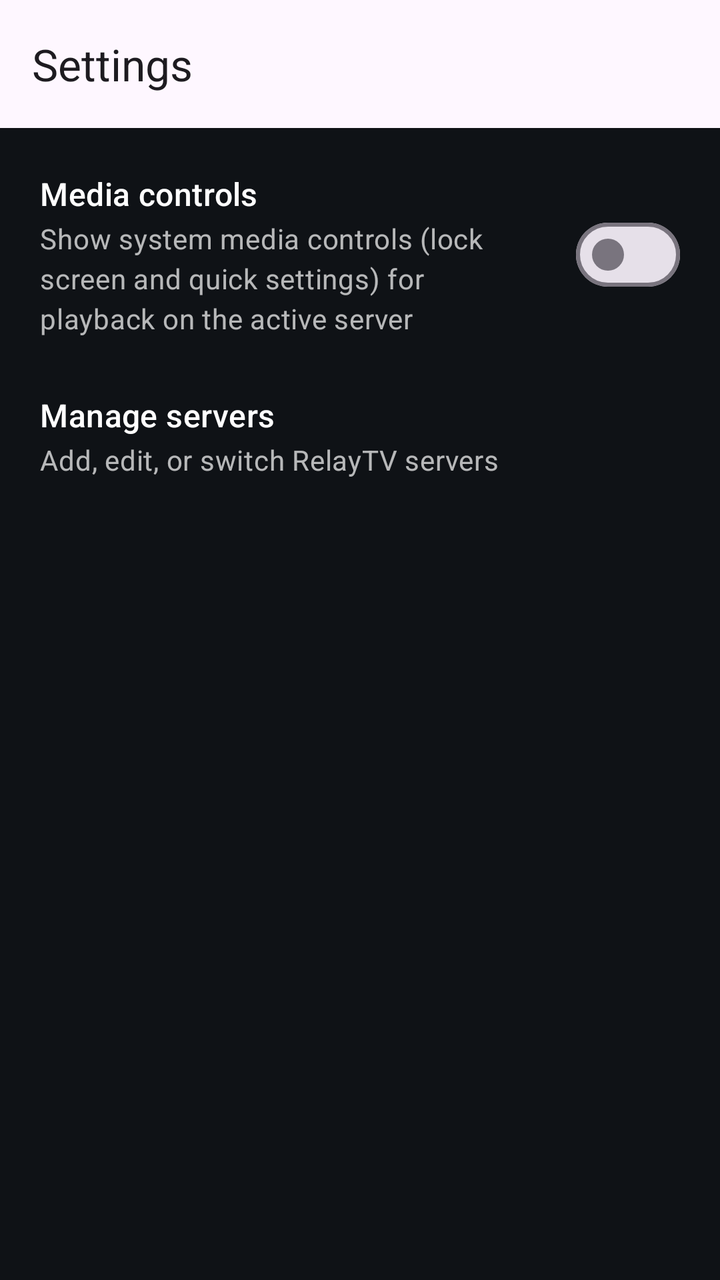
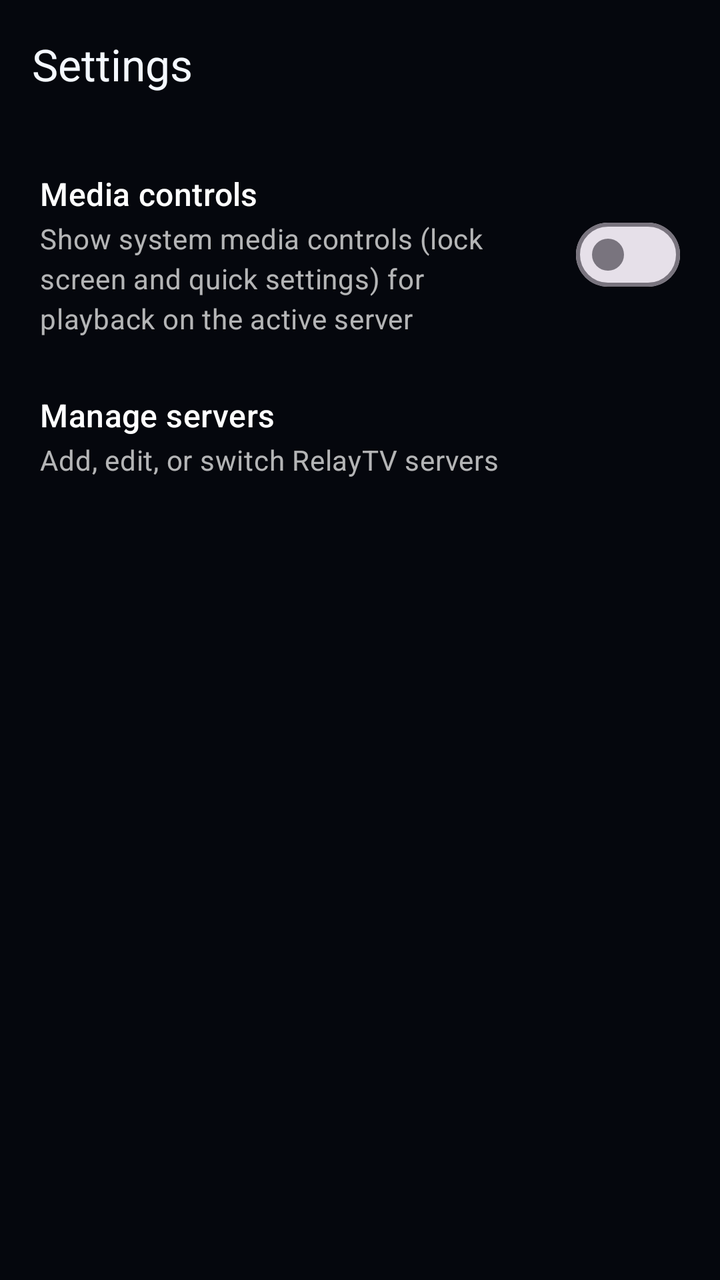

The first picture is an Android layout as it rendered before a commit; the second is the same layout after the commit. The layout source and the unified diff follow.
<!-- AndroidManifest.xml: activity theme Theme.RelayTV.NoActionBar -->
<!-- res/layout/activity_settings.xml -->
<?xml version="1.0" encoding="utf-8"?>
<androidx.coordinatorlayout.widget.CoordinatorLayout xmlns:android="http://schemas.android.com/apk/res/android"
    xmlns:app="http://schemas.android.com/apk/res-auto"
    android:layout_width="match_parent"
    android:layout_height="match_parent">

    <com.google.android.material.appbar.AppBarLayout
        android:id="@+id/appBar"
        android:layout_width="match_parent"
        android:layout_height="wrap_content">

        <com.google.android.material.appbar.MaterialToolbar
            android:id="@+id/toolbar"
            android:layout_width="match_parent"
            android:layout_height="wrap_content"
            app:title="@string/settings" />
    </com.google.android.material.appbar.AppBarLayout>

    <androidx.core.widget.NestedScrollView
        android:layout_width="match_parent"
        android:layout_height="match_parent"
        app:layout_behavior="@string/appbar_scrolling_view_behavior">

        <LinearLayout
            android:layout_width="match_parent"
            android:layout_height="wrap_content"
            android:orientation="vertical"
            android:paddingTop="8dp">

            <LinearLayout
                android:id="@+id/rowMediaControls"
                android:layout_width="match_parent"
                android:layout_height="wrap_content"
                android:orientation="horizontal"
                android:gravity="center_vertical"
                android:background="?attr/selectableItemBackground"
                android:paddingStart="20dp"
                android:paddingEnd="20dp"
                android:paddingTop="14dp"
                android:paddingBottom="14dp">

                <LinearLayout
                    android:layout_width="0dp"
                    android:layout_height="wrap_content"
                    android:layout_weight="1"
                    android:orientation="vertical">

                    <TextView
                        android:layout_width="wrap_content"
                        android:layout_height="wrap_content"
                        android:text="@string/media_controls_title"
                        android:textAppearance="?attr/textAppearanceTitleMedium"
                        android:textColor="@android:color/white" />

                    <TextView
                        android:layout_width="wrap_content"
                        android:layout_height="wrap_content"
                        android:layout_marginTop="2dp"
                        android:text="@string/media_controls_summary"
                        android:textAppearance="?attr/textAppearanceBodyMedium"
                        android:textColor="#B3FFFFFF" />
                </LinearLayout>

                <com.google.android.material.materialswitch.MaterialSwitch
                    android:id="@+id/switchMediaControls"
                    android:layout_width="wrap_content"
                    android:layout_height="wrap_content"
                    android:layout_marginStart="16dp" />
            </LinearLayout>

            <LinearLayout
                android:id="@+id/rowManageServers"
                android:layout_width="match_parent"
                android:layout_height="wrap_content"
                android:orientation="vertical"
                android:background="?attr/selectableItemBackground"
                android:paddingStart="20dp"
                android:paddingEnd="20dp"
                android:paddingTop="14dp"
                android:paddingBottom="14dp">

                <TextView
                    android:layout_width="wrap_content"
                    android:layout_height="wrap_content"
                    android:text="@string/settings_manage_servers"
                    android:textAppearance="?attr/textAppearanceTitleMedium"
                    android:textColor="@android:color/white" />

                <TextView
                    android:layout_width="wrap_content"
                    android:layout_height="wrap_content"
                    android:layout_marginTop="2dp"
                    android:text="@string/settings_manage_servers_summary"
                    android:textAppearance="?attr/textAppearanceBodyMedium"
                    android:textColor="#B3FFFFFF" />
            </LinearLayout>
        </LinearLayout>
    </androidx.core.widget.NestedScrollView>
</androidx.coordinatorlayout.widget.CoordinatorLayout>
<!-- resources referenced by this layout -->
<resources>
  <string name="media_controls_summary">Show system media controls (lock screen and quick settings) for playback on the active server</string>
  <string name="media_controls_title">Media controls</string>
  <string name="settings">Settings</string>
  <string name="settings_manage_servers">Manage servers</string>
  <string name="settings_manage_servers_summary">Add, edit, or switch RelayTV servers</string>
  <style name="Theme.RelayTV.NoActionBar" parent="Theme.RelayTV" />
  <style name="Theme.RelayTV" parent="Theme.Material3.DayNight.NoActionBar">
          <item name="android:statusBarColor">@android:color/transparent</item>
          <item name="colorPrimary">@color/relaytv_primary</item>
          <item name="colorOnPrimary">@color/relaytv_on_primary</item>
          <item name="colorSecondary">@color/relaytv_secondary</item>
          <item name="colorOnSecondary">@color/relaytv_on_secondary</item>
          <item name="android:navigationBarColor">@color/relaytv_surface</item>
          <item name="android:colorBackground">@color/relaytv_surface</item>
  
      </style>
  <color name="relaytv_primary">#2F7BFF</color>
  <color name="relaytv_on_primary">#FFFFFF</color>
  <color name="relaytv_secondary">#26D07C</color>
  <color name="relaytv_on_secondary">#00140B</color>
  <color name="relaytv_surface">#0F1216</color>
</resources>

<!-- the commit's change to res/layout/activity_settings.xml (unified diff, before → after) -->
@@ -2,23 +2,30 @@
 <androidx.coordinatorlayout.widget.CoordinatorLayout xmlns:android="http://schemas.android.com/apk/res/android"
     xmlns:app="http://schemas.android.com/apk/res-auto"
     android:layout_width="match_parent"
-    android:layout_height="match_parent">
+    android:layout_height="match_parent"
+    android:background="@color/relaytv_canvas_dark">
 
     <com.google.android.material.appbar.AppBarLayout
         android:id="@+id/appBar"
         android:layout_width="match_parent"
-        android:layout_height="wrap_content">
+        android:layout_height="wrap_content"
+        android:background="@color/relaytv_canvas_dark"
+        app:elevation="0dp">
 
         <com.google.android.material.appbar.MaterialToolbar
             android:id="@+id/toolbar"
             android:layout_width="match_parent"
             android:layout_height="wrap_content"
-            app:title="@string/settings" />
+            app:navigationIconTint="@color/relaytv_text_primary"
+            app:title="@string/settings"
+            app:titleTextColor="@color/relaytv_text_primary" />
     </com.google.android.material.appbar.AppBarLayout>
 
     <androidx.core.widget.NestedScrollView
+        android:id="@+id/settingsScroll"
         android:layout_width="match_parent"
         android:layout_height="match_parent"
+        android:clipToPadding="false"
         app:layout_behavior="@string/appbar_scrolling_view_behavior">
 
         <LinearLayout
<!-- resource entries referenced after the edit -->
@@ -1,5 +1,7 @@
 <!-- resources referenced by this layout -->
 <resources>
+  <color name="relaytv_canvas_dark">#05070D</color>
+  <color name="relaytv_text_primary">#F4F8FF</color>
   <string name="media_controls_summary">Show system media controls (lock screen and quick settings) for playback on the active server</string>
   <string name="media_controls_title">Media controls</string>
   <string name="settings">Settings</string>
@@ -8,18 +10,17 @@
   <style name="Theme.RelayTV.NoActionBar" parent="Theme.RelayTV" />
   <style name="Theme.RelayTV" parent="Theme.Material3.DayNight.NoActionBar">
           <item name="android:statusBarColor">@android:color/transparent</item>
+          <item name="android:navigationBarColor">@android:color/transparent</item>
           <item name="colorPrimary">@color/relaytv_primary</item>
           <item name="colorOnPrimary">@color/relaytv_on_primary</item>
           <item name="colorSecondary">@color/relaytv_secondary</item>
           <item name="colorOnSecondary">@color/relaytv_on_secondary</item>
-          <item name="android:navigationBarColor">@color/relaytv_surface</item>
-          <item name="android:colorBackground">@color/relaytv_surface</item>
-  
+          <item name="android:colorBackground">@color/relaytv_canvas_dark</item>
+          <item name="android:windowBackground">@color/relaytv_canvas_dark</item>
       </style>
   <color name="relaytv_primary">#2F7BFF</color>
   <color name="relaytv_on_primary">#FFFFFF</color>
   <color name="relaytv_secondary">#26D07C</color>
   <color name="relaytv_on_secondary">#00140B</color>
-  <color name="relaytv_surface">#0F1216</color>
 </resources>
 
